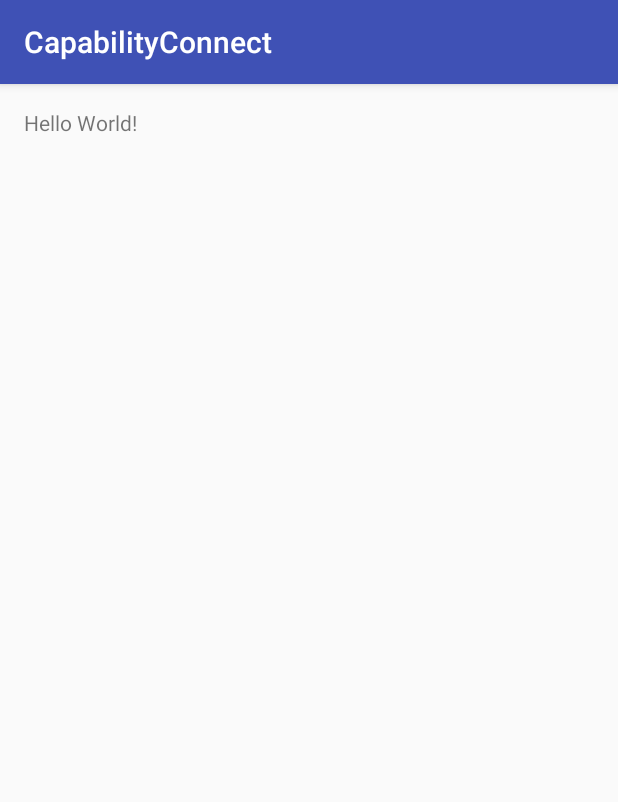
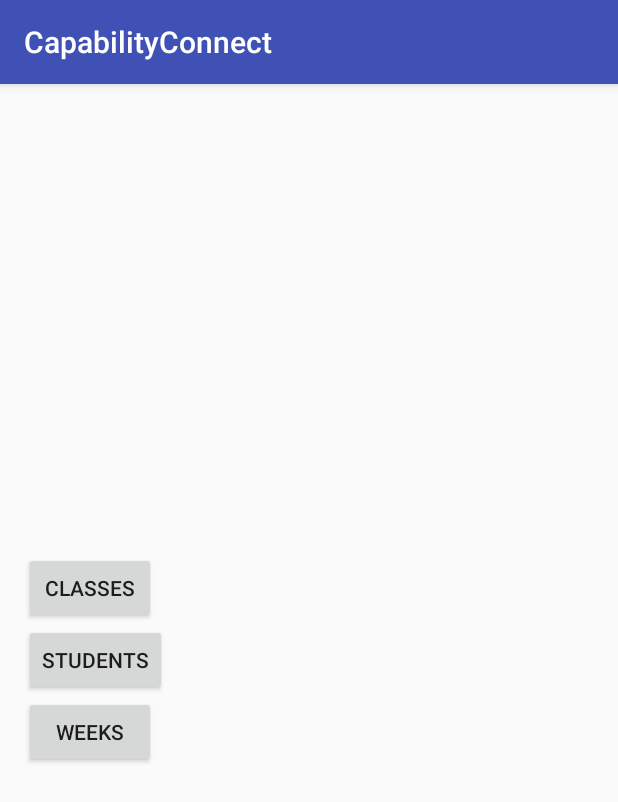
Before and after one commit to owenwalsh/CapabilityConnect, an Android app: the screen it shows after launch (MainActivity), on a phone screen of 412 x 824 dp. Shown: the top 802 px of the screen. Run offline under Robolectric (Android 15) with nearby library versions, the phone set to English and light mode, and no system bars.

Commit message:
views beginning

```diff
--- a/CapabilityConnect/app/src/main/res/layout/activity_main.xml
+++ b/CapabilityConnect/app/src/main/res/layout/activity_main.xml
@@ -9,8 +9,29 @@
     android:paddingTop="@dimen/activity_vertical_margin"
     tools:context=".View.MainActivity">
 
-    <TextView
-        android:layout_width="wrap_content"
+    <LinearLayout
+        android:id="@+id/layout_buttons"
+        android:layout_width="match_parent"
         android:layout_height="wrap_content"
-        android:text="Hello World!" />
+        android:layout_centerInParent="true"
+        android:orientation="vertical">
+
+        <Button android:id="@+id/classButton"
+            android:layout_width="wrap_content"
+            android:layout_height="wrap_content"
+            android:layout_weight="1"
+            android:text="@string/class_button" />
+
+        <Button android:id="@+id/studentButton"
+            android:layout_width="wrap_content"
+            android:layout_height="wrap_content"
+            android:layout_weight="2"
+            android:text="@string/student_button"/>
+
+        <Button android:id="@+id/weeksButton"
+            android:layout_width="wrap_content"
+            android:layout_height="wrap_content"
+            android:layout_weight="3"
+            android:text="@string/weeks_button"/>
+    </LinearLayout>
 </RelativeLayout>
--- a/CapabilityConnect/app/src/main/res/values/strings.xml
+++ b/CapabilityConnect/app/src/main/res/values/strings.xml
@@ -1,3 +1,6 @@
 <resources>
     <string name="app_name">CapabilityConnect</string>
+    <string name="class_button">Classes</string>
+    <string name="student_button">Students</string>
+    <string name="weeks_button">Weeks</string>
 </resources>
```
Also changed, not shown: CapabilityConnect/app/src/main/res/layout/activity_tutorial.xml (+8 -7 lines), CapabilityConnect/app/src/main/res/layout/class_row.xml (added, +56 -0 lines), CapabilityConnect/app/src/main/res/layout/student_row.xml (added, +56 -0 lines), CapabilityConnect/app/src/main/res/drawable/assessment_icon.png (added), CapabilityConnect/app/src/main/res/drawable/competency_icon.png (added), CapabilityConnect/app/src/main/res/drawable/student_add_icon.png (added), CapabilityConnect/app/src/main/res/drawable/student_edit_icon.png (added), CapabilityConnect/app/src/main/res/drawable/student_remove_icon.png (added).
